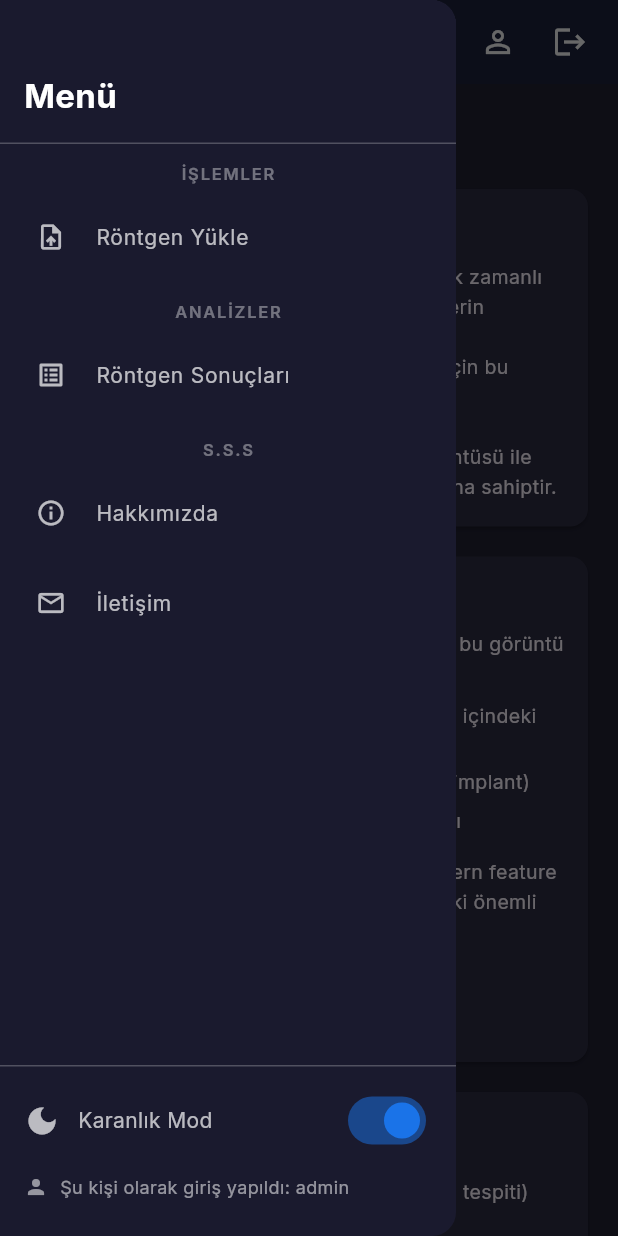
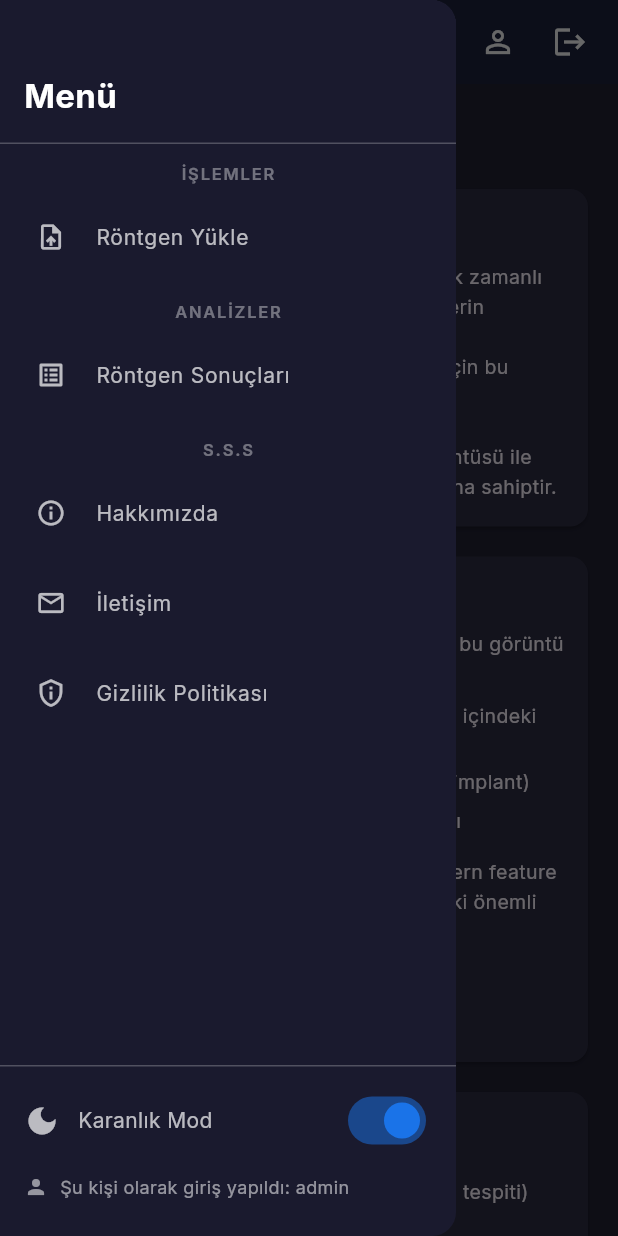
Before and after one commit to emir-png/dental-ai-mobile, a Flutter app: the MainScaffold screen opened directly, with the side drawer open, on a phone screen of 412 x 824 dp. Run offline on Flutter 3.47's test engine with Material 3 defaults, Android fonts, the phone set to English and light mode, and no system bars; our stand-ins replace flutter_bloc, go_router, google_fonts, image_picker, shared_preferences, sqflite; accounts and stored records are empty.

Commit message:
fix: make app drawer background theme-aware

```diff
--- a/lib/shared/widgets/app_drawer.dart
+++ b/lib/shared/widgets/app_drawer.dart
@@ -12,59 +12,74 @@ class AppDrawer extends StatelessWidget {
     final isDark = context.watch<ThemeCubit>().state;
     final currentRoute = GoRouterState.of(context).uri.toString();
 
+    final bgColor = isDark ? AppColors.sidebarDark : AppColors.surfaceLight;
+    final headerBg = isDark ? AppColors.sidebarDark : AppColors.primary;
+    final titleColor = isDark ? Colors.white : Colors.white;
+    final textColor = isDark ? Colors.white70 : Colors.black87;
+    final sectionColor = isDark ? Colors.white38 : Colors.black38;
+    final dividerColor = isDark ? Colors.white24 : Colors.black12;
+    final iconColor = isDark ? Colors.white70 : Colors.black54;
+    final userTextColor = isDark ? Colors.white54 : Colors.black45;
+
     return Drawer(
-      backgroundColor: AppColors.sidebarDark,
+      backgroundColor: bgColor,
       child: Column(
         children: [
           // Logo / Başlık
           Container(
             width: double.infinity,
             padding: const EdgeInsets.fromLTRB(16, 48, 16, 16),
-            color: AppColors.sidebarDark,
-            child: const Text(
+            color: headerBg,
+            child: Text(
               'Menü',
               style: TextStyle(
-                color: Colors.white,
+                color: titleColor,
                 fontSize: 22,
                 fontWeight: FontWeight.bold,
               ),
             ),
           ),
-          const Divider(color: Colors.white24, height: 1),
+          Divider(color: dividerColor, height: 1),
           const SizedBox(height: 8),
 
           // İŞLEMLER
-          _sectionHeader('İŞLEMLER'),
+          _sectionHeader('İŞLEMLER', sectionColor),
           _drawerItem(
             context,
             icon: Icons.upload_file,
             title: 'Röntgen Yükle',
             route: '/upload',
             currentRoute: currentRoute,
+            textColor: textColor,
+            iconColor: iconColor,
           ),
 
           const SizedBox(height: 8),
 
           // ANALİZLER
-          _sectionHeader('ANALİZLER'),
+          _sectionHeader('ANALİZLER', sectionColor),
           _drawerItem(
             context,
             icon: Icons.list_alt,
             title: 'Röntgen Sonuçları',
             route: '/history',
             currentRoute: currentRoute,
+            textColor: textColor,
+            iconColor: iconColor,
           ),
 
           const SizedBox(height: 8),
 
           // S.S.S
-          _sectionHeader('S.S.S'),
+          _sectionHeader('S.S.S', sectionColor),
           _drawerItem(
             context,
             icon: Icons.info_outline,
             title: 'Hakkımızda',
             route: '/about',
             currentRoute: currentRoute,
+            textColor: textColor,
+            iconColor: iconColor,
           ),
           _drawerItem(
             context,
@@ -72,10 +87,21 @@ class AppDrawer extends StatelessWidget {
             title: 'İletişim',
             route: '/contact',
             currentRoute: currentRoute,
+            textColor: textColor,
+            iconColor: iconColor,
+          ),
+          _drawerItem(
+            context,
+            icon: Icons.privacy_tip_outlined,
+            title: 'Gizlilik Politikası',
+            route: '/privacy',
+            currentRoute: currentRoute,
+            textColor: textColor,
+            iconColor: iconColor,
           ),
 
           const Spacer(),
-          const Divider(color: Colors.white24, height: 1),
+          Divider(color: dividerColor, height: 1),
 
           // Dark mode toggle
           Padding(
@@ -84,12 +110,12 @@ class AppDrawer extends StatelessWidget {
               children: [
                 Icon(
                   isDark ? Icons.dark_mode : Icons.light_mode,
-                  color: Colors.white70,
+                  color: iconColor,
                 ),
                 const SizedBox(width: 12),
-                const Text(
+                Text(
                   'Karanlık Mod',
-                  style: TextStyle(color: Colors.white70),
+                  style: TextStyle(color: textColor),
                 ),
                 const Spacer(),
                 Switch(
@@ -105,12 +131,12 @@ class AppDrawer extends StatelessWidget {
           Padding(
             padding: const EdgeInsets.fromLTRB(16, 0, 16, 24),
             child: Row(
-              children: const [
-                Icon(Icons.person, color: Colors.white54, size: 16),
-                SizedBox(width: 8),
+              children: [
+                Icon(Icons.person, color: userTextColor, size: 16),
+                const SizedBox(width: 8),
                 Text(
                   'Şu kişi olarak giriş yapıldı: admin',
-                  style: TextStyle(color: Colors.white54, fontSize: 12),
+                  style: TextStyle(color: userTextColor, fontSize: 12),
                 ),
               ],
             ),
@@ -120,13 +146,13 @@ class AppDrawer extends StatelessWidget {
     );
   }
 
-  Widget _sectionHeader(String title) {
+  Widget _sectionHeader(String title, Color color) {
     return Padding(
       padding: const EdgeInsets.fromLTRB(16, 4, 16, 4),
       child: Text(
         title,
-        style: const TextStyle(
-          color: Colors.white38,
+        style: TextStyle(
+          color: color,
           fontSize: 11,
           fontWeight: FontWeight.w600,
           letterSpacing: 1.2,
@@ -141,6 +167,8 @@ class AppDrawer extends StatelessWidget {
     required String title,
     required String route,
     required String currentRoute,
+    required Color textColor,
+    required Color iconColor,
   }) {
     final isActive = currentRoute == route;
     return Container(
@@ -152,13 +180,13 @@ class AppDrawer extends StatelessWidget {
       child: ListTile(
         leading: Icon(
           icon,
-          color: isActive ? AppColors.primary : Colors.white70,
+          color: isActive ? AppColors.primary : iconColor,
           size: 20,
         ),
         title: Text(
           title,
           style: TextStyle(
-            color: isActive ? AppColors.primary : Colors.white70,
+            color: isActive ? AppColors.primary : textColor,
             fontSize: 14,
           ),
         ),
```
Lines whose indentation alone changed are shown as unchanged.
